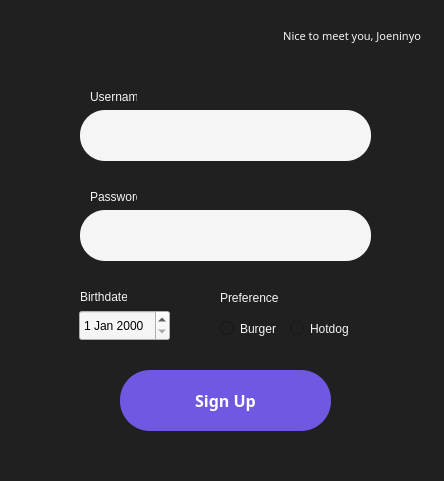
This is assets/signup.ui in mihkuno/INOATASK as Qt 5 draws it before an edit. The edited form follows.
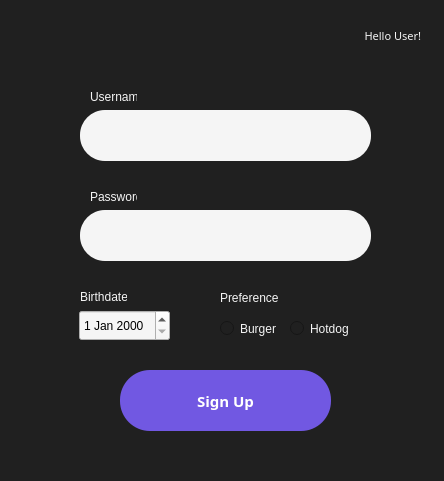
This is the edited form.

The edit to the form file:
```diff
--- a/assets/signup.ui
+++ b/assets/signup.ui
@@ -29,7 +29,7 @@
     <property name="font">
      <font>
       <family>Segoe UI Variable Text Semibold</family>
-      <pointsize>12</pointsize>
+      <pointsize>11</pointsize>
       <weight>75</weight>
       <bold>true</bold>
      </font>
@@ -206,7 +206,7 @@
      <string notr="true">color: whitesmoke; background-color: #202020;</string>
     </property>
     <property name="text">
-     <string>Nice to meet you, Joeninyo</string>
+     <string>Hello User!</string>
     </property>
     <property name="alignment">
      <set>Qt::AlignRight|Qt::AlignTrailing|Qt::AlignVCenter</set>
```
Left out of the diff: 3 changed lines with no effect on the pictures.
